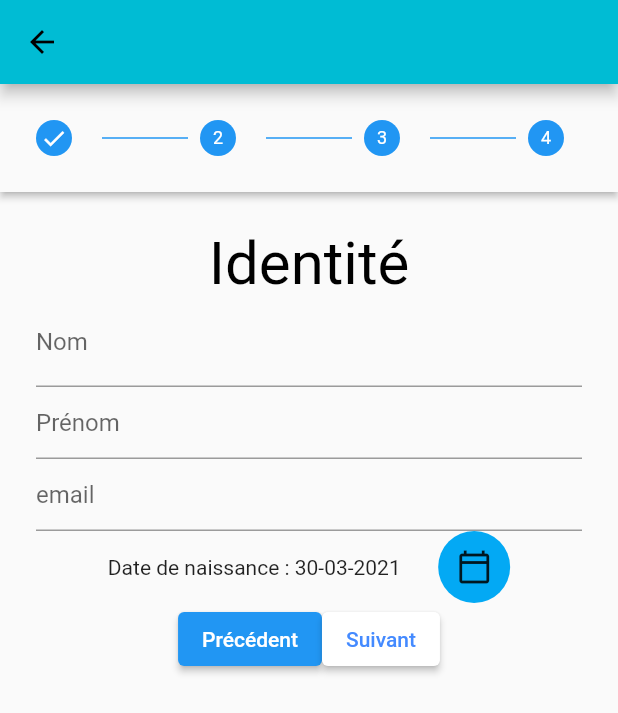
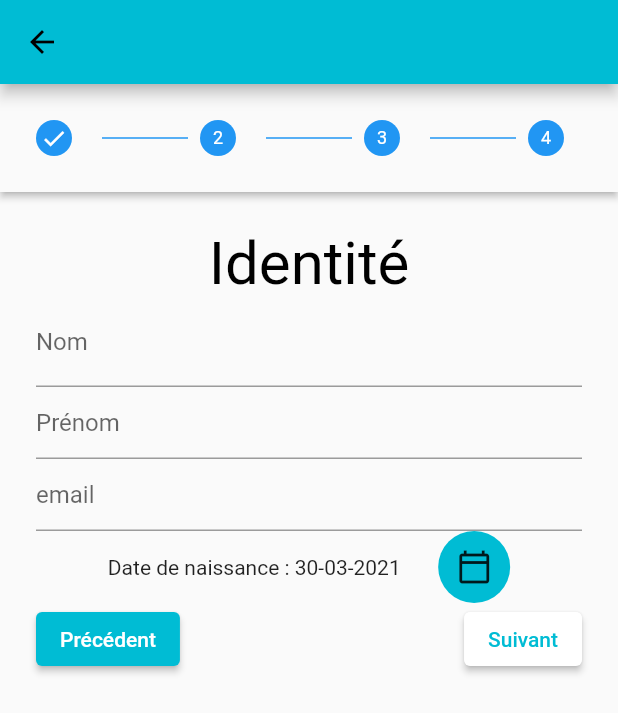
Before and after one commit to Lowell13/new-explorer-challenge, a Flutter app: the screen it shows after launch, after a tap on an icon or button, on a phone screen of 412 x 824 dp. Shown: the top 713 px of the screen. Run offline on Flutter 3.47's test engine with Material 2 defaults, Android fonts, the phone set to English and light mode, and no system bars; our stand-ins replace carousel_slider, youtube_player_flutter; missing offline and left inert: grouped_buttons.

Commit message:
Management des couleurs et autres

```diff
--- a/lib/connection/connection.dart
+++ b/lib/connection/connection.dart
@@ -28,6 +28,9 @@ class Connection extends StatelessWidget {
                         ),
                       ),
                       ElevatedButton(
+                        style: ElevatedButton.styleFrom(
+                          primary: Colors.cyan,
+                        ),
                         child: Text('Se connecter'),
                         onPressed: () {
                           Navigator.pushNamed(context, '/score');
@@ -38,6 +41,8 @@ class Connection extends StatelessWidget {
                 ),
               ),
               ElevatedButton(
+                style: ElevatedButton.styleFrom(
+                  primary: Colors.cyan,),
                 child: Text('S\'inscrire'),
                 onPressed: () {
                   Navigator.pushNamed(context, '/sign_in');
--- a/lib/pages/sing_in/date_picker.dart
+++ b/lib/pages/sing_in/date_picker.dart
@@ -36,7 +36,7 @@ class _DatePicker extends State<DatePicker> {
         ),
         Ink(
             decoration: const ShapeDecoration(
-                shape: CircleBorder(), color: Colors.lightBlue),
+                shape: CircleBorder(), color: Colors.cyan),
             child: IconButton(
               icon: const Icon(Icons.calendar_today_outlined),
               onPressed: () => _selectDate(context),
--- a/lib/pages/sing_in/sign_in.dart
+++ b/lib/pages/sing_in/sign_in.dart
@@ -149,21 +149,22 @@ class _SignInState extends State<SignIn> {
                         controlsBuilder: (BuildContext context,
                             {onStepContinue, onStepCancel}) {
                           return Row(
-                            mainAxisAlignment: MainAxisAlignment.center,
+                            mainAxisAlignment: MainAxisAlignment.spaceBetween,
                             children: [
-                              SizedBox(height: 25.0),
-                              Container(
-                                child: ElevatedButton(
+                                ElevatedButton(
+                                  style: ElevatedButton.styleFrom(
+                                    primary: Colors.cyan,
+                                  ),
                                   child: Text('Précédent'),
                                   onPressed: onStepCancel,
                                 ),
-                              ),
                               ElevatedButton(
+                                style: ElevatedButton.styleFrom(
+                                  primary: Colors.white,
+                                  onPrimary: Colors.cyan,
+                                ),
                                 child: Text('Suivant'),
                                 onPressed: onStepContinue,
-                                style: ElevatedButton.styleFrom(
-                                    primary: Colors.white,
-                                    onPrimary: Colors.blueAccent),
                               ),
                             ],
                           );
--- a/lib/qsn/qsn.dart
+++ b/lib/qsn/qsn.dart
@@ -3,6 +3,7 @@ import 'package:carousel_slider/carousel_slider.dart';
 import 'package:flutter/material.dart';
 import 'package:nec/widget/drawer.dart';
 import 'package:youtube_player_flutter/youtube_player_flutter.dart';
+import 'package:nec/style/theme.dart';
 
 
 
@@ -18,6 +19,7 @@ class Qsn extends StatelessWidget {
   @override
   Widget build(BuildContext context) {
     return MaterialApp(
+        theme: mainTheme,
         debugShowCheckedModeBanner: false,
         home:SafeArea(
             child: Scaffold(
--- a/lib/style/theme.dart
+++ b/lib/style/theme.dart
@@ -4,12 +4,15 @@ ThemeData mainTheme = ThemeData(
   appBarTheme: mainAppBar,
   brightness: Brightness.light,
   primaryColor: Colors.cyan,
-  accentColor: Colors.amberAccent,
+  accentColor: Colors.amber[100],
   backgroundColor: Colors.white,
   textTheme: mainTextTheme
 );
 
-AppBarTheme mainAppBar = AppBarTheme();
+AppBarTheme mainAppBar = AppBarTheme(
+  color: Colors.cyan,
+  shadowColor: Colors.black,
+);
 
 TextTheme mainTextTheme = TextTheme(
   headline1: TextStyle(
```
Also changed, not shown: pubspec.lock.
